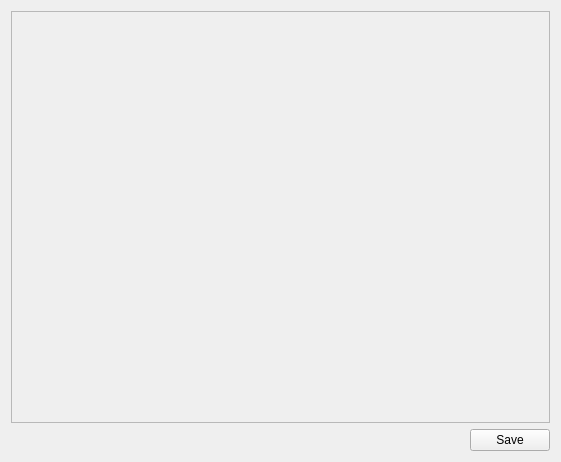
Qt form iterui/ui/WidgetTransGraph.ui (theysp/FDSNMH_GUI) before a commit.
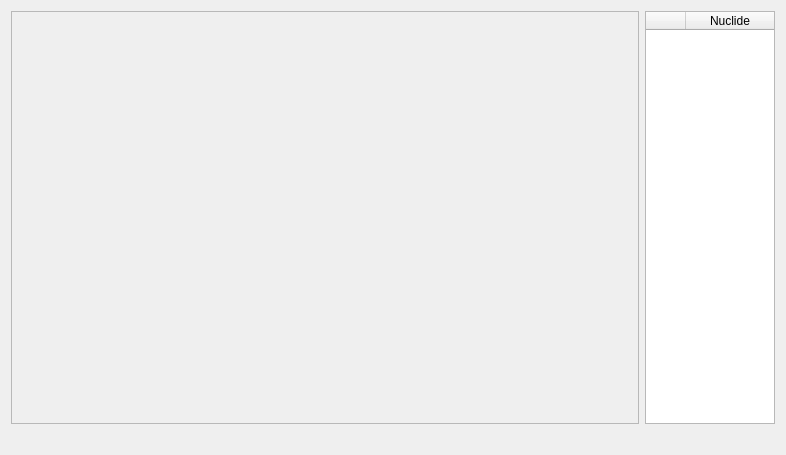
The same form after that commit.

The edit to the form file:
```diff
--- a/iterui/ui/WidgetTransGraph.ui
+++ b/iterui/ui/WidgetTransGraph.ui
@@ -6,8 +6,8 @@
    <rect>
     <x>0</x>
     <y>0</y>
-    <width>561</width>
-    <height>462</height>
+    <width>786</width>
+    <height>455</height>
    </rect>
   </property>
   <property name="windowTitle">
@@ -15,6 +15,8 @@
   </property>
   <layout class="QVBoxLayout" name="verticalLayout_2">
    <item>
+    <layout class="QHBoxLayout" name="horizontalLayout_2">
+     <item>
     <widget class="QFrame" name="framePlot">
      <property name="minimumSize">
       <size>
@@ -31,6 +33,58 @@
     </widget>
    </item>
    <item>
+      <widget class="QTableWidget" name="tableWidget">
+       <property name="minimumSize">
+        <size>
+         <width>0</width>
+         <height>0</height>
+        </size>
+       </property>
+       <property name="maximumSize">
+        <size>
+         <width>130</width>
+         <height>16777215</height>
+        </size>
+       </property>
+       <property name="cursor" stdset="0">
+        <cursorShape>ArrowCursor</cursorShape>
+       </property>
+       <property name="autoScrollMargin">
+        <number>0</number>
+       </property>
+       <property name="gridStyle">
+        <enum>Qt::DashLine</enum>
+       </property>
+       <attribute name="horizontalHeaderCascadingSectionResizes">
+        <bool>true</bool>
+       </attribute>
+       <attribute name="horizontalHeaderDefaultSectionSize">
+        <number>40</number>
+       </attribute>
+       <attribute name="horizontalHeaderMinimumSectionSize">
+        <number>0</number>
+       </attribute>
+       <attribute name="horizontalHeaderShowSortIndicator" stdset="0">
+        <bool>false</bool>
+       </attribute>
+       <attribute name="horizontalHeaderStretchLastSection">
+        <bool>true</bool>
+       </attribute>
+       <column>
+        <property name="text">
+         <string/>
+        </property>
+       </column>
+       <column>
+        <property name="text">
+         <string>Nuclide</string>
+        </property>
+       </column>
+      </widget>
+     </item>
+    </layout>
+   </item>
+   <item>
     <layout class="QHBoxLayout" name="horizontalLayout">
      <item>
       <spacer name="horizontalSpacer">
@@ -45,13 +99,6 @@
        </property>
       </spacer>
      </item>
-     <item>
-      <widget class="QPushButton" name="pushButtonSavePlot">
-       <property name="text">
-        <string>Save</string>
-       </property>
-      </widget>
-     </item>
     </layout>
    </item>
   </layout>
```
Lines whose indentation alone changed are shown as unchanged.
